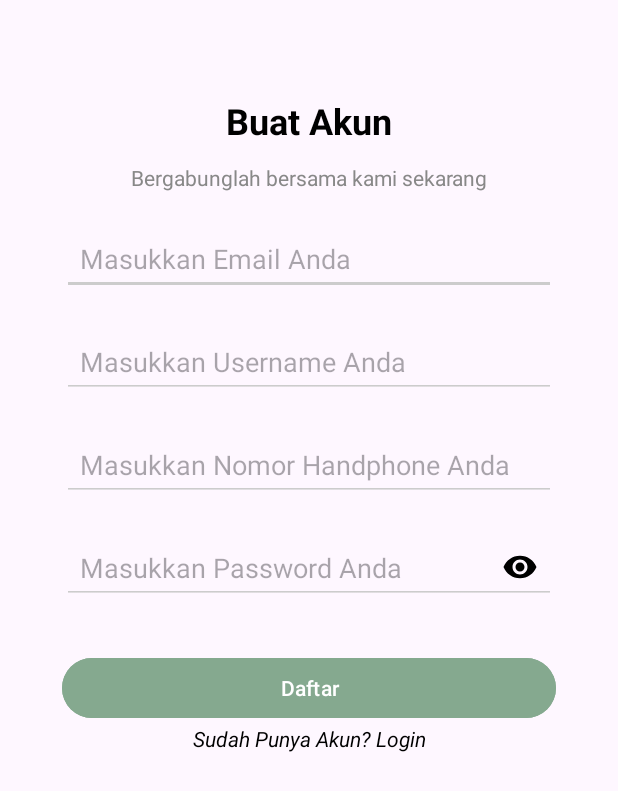
After one commit to Angga2k/AgroVision-MD, an Android app: the layout register.xml on its own in the app's theme, with its tools: preview values and no code run, on a phone screen of 412 x 824 dp. The commit adds this screen. Shown: the top 791 px of the screen. Run offline under Robolectric (Android 15) with nearby library versions, the phone set to English and light mode, and no system bars.

Commit message:
login register

```diff
--- /dev/null
+++ b/app/src/main/res/drawable/baseline_visibility_24.xml
@@ -0,0 +1,5 @@
+<vector xmlns:android="http://schemas.android.com/apk/res/android" android:height="24dp" android:tint="#000000" android:viewportHeight="24" android:viewportWidth="24" android:width="24dp">
+
+    <path android:fillColor="@android:color/white" android:pathData="M12,4.5C7,4.5 2.73,7.61 1,12c1.73,4.39 6,7.5 11,7.5s9.27,-3.11 11,-7.5c-1.73,-4.39 -6,-7.5 -11,-7.5zM12,17c-2.76,0 -5,-2.24 -5,-5s2.24,-5 5,-5 5,2.24 5,5 -2.24,5 -5,5zM12,9c-1.66,0 -3,1.34 -3,3s1.34,3 3,3 3,-1.34 3,-3 -1.34,-3 -3,-3z"/>
+
+</vector>
--- /dev/null
+++ b/app/src/main/res/drawable/google_button_rounded.xml
@@ -0,0 +1,5 @@
+<shape xmlns:android="http://schemas.android.com/apk/res/android">
+    <solid android:color="#FFFFFF" />
+    <stroke android:width="1dp" android:color="#BDBDBD" />
+    <corners android:radius="50dp" />
+</shape>
--- /dev/null
+++ b/app/src/main/res/layout/register.xml
@@ -0,0 +1,123 @@
+<?xml version="1.0" encoding="utf-8"?>
+<androidx.constraintlayout.widget.ConstraintLayout
+    xmlns:android="http://schemas.android.com/apk/res/android"
+    xmlns:tools="http://schemas.android.com/tools"
+    xmlns:app="http://schemas.android.com/apk/res-auto"
+    android:layout_width="match_parent"
+    android:layout_height="match_parent">
+
+    <!-- Title -->
+    <TextView
+        android:id="@+id/tvWelcome"
+        android:layout_width="wrap_content"
+        android:layout_height="wrap_content"
+        android:layout_marginTop="64dp"
+        android:text="Buat Akun"
+        android:textColor="#000000"
+        android:textSize="24sp"
+        android:textStyle="bold"
+        app:layout_constraintEnd_toEndOf="parent"
+        app:layout_constraintStart_toStartOf="parent"
+        app:layout_constraintTop_toTopOf="parent" />
+
+    <!-- Subtitle -->
+    <TextView
+        android:id="@+id/tvSubtitle"
+        android:layout_width="wrap_content"
+        android:layout_height="wrap_content"
+        android:layout_marginTop="12dp"
+        android:text="Bergabunglah bersama kami sekarang"
+        android:textColor="#888888"
+        app:layout_constraintStart_toStartOf="parent"
+        app:layout_constraintEnd_toEndOf="parent"
+        app:layout_constraintTop_toBottomOf="@id/tvWelcome" />
+
+    <!-- Email Input -->
+    <EditText
+        android:id="@+id/etEmail"
+        android:layout_width="0dp"
+        android:layout_height="wrap_content"
+        android:layout_marginTop="20dp"
+        android:backgroundTint="#CCCCCC"
+        android:hint="Masukkan Email Anda"
+        android:inputType="textEmailAddress"
+        android:padding="12dp"
+        app:layout_constraintEnd_toEndOf="parent"
+        app:layout_constraintStart_toStartOf="parent"
+        app:layout_constraintTop_toBottomOf="@id/tvSubtitle"
+        app:layout_constraintWidth_percent="0.8" />
+
+    <!-- Username Input -->
+    <EditText
+        android:id="@+id/username"
+        android:layout_width="0dp"
+        android:layout_height="wrap_content"
+        android:layout_marginTop="20dp"
+        android:backgroundTint="#CCCCCC"
+        android:hint="Masukkan Username Anda"
+        android:inputType="text"
+        android:padding="12dp"
+        app:layout_constraintEnd_toEndOf="parent"
+        app:layout_constraintStart_toStartOf="parent"
+        app:layout_constraintTop_toBottomOf="@id/etEmail"
+        app:layout_constraintWidth_percent="0.8" />
+
+    <!-- Phone Number Input -->
+    <EditText
+        android:id="@+id/phoneNumber"
+        android:layout_width="0dp"
+        android:layout_height="wrap_content"
+        android:layout_marginTop="20dp"
+        android:backgroundTint="#CCCCCC"
+        android:hint="Masukkan Nomor Handphone Anda"
+        android:inputType="phone"
+        android:padding="12dp"
+        app:layout_constraintEnd_toEndOf="parent"
+        app:layout_constraintStart_toStartOf="parent"
+        app:layout_constraintTop_toBottomOf="@id/username"
+        app:layout_constraintWidth_percent="0.8" />
+
+    <!-- Password Input -->
+    <EditText
+        android:id="@+id/etPassword"
+        android:layout_width="0dp"
+        android:layout_height="wrap_content"
+        android:layout_marginTop="20dp"
+        android:backgroundTint="#CCCCCC"
+        android:drawableEnd="@drawable/baseline_visibility_24"
+        android:hint="Masukkan Password Anda"
+        android:inputType="textPassword"
+        android:padding="12dp"
+        app:layout_constraintEnd_toEndOf="parent"
+        app:layout_constraintStart_toStartOf="parent"
+        app:layout_constraintTop_toBottomOf="@id/phoneNumber"
+        app:layout_constraintWidth_percent="0.8" />
+
+    <!-- Sign Up Button -->
+    <Button
+        android:id="@+id/btnLogin"
+        android:layout_width="0dp"
+        android:layout_height="wrap_content"
+        android:layout_marginTop="32dp"
+        android:backgroundTint="?attr/colorPrimary"
+        android:text="Daftar"
+        android:textColor="#FFFFFF"
+        app:layout_constraintEnd_toEndOf="parent"
+        app:layout_constraintStart_toStartOf="parent"
+        app:layout_constraintTop_toBottomOf="@id/etPassword"
+        app:layout_constraintWidth_percent="0.8" />
+
+    <!-- Login Prompt -->
+    <TextView
+        android:id="@+id/tvSignUp"
+        android:layout_width="wrap_content"
+        android:layout_height="wrap_content"
+        android:text="Sudah Punya Akun? Login"
+        android:textColor="#000000"
+        android:textStyle="italic"
+        app:layout_constraintStart_toStartOf="parent"
+        app:layout_constraintEnd_toEndOf="parent"
+        app:layout_constraintTop_toBottomOf="@id/btnLogin"
+        app:layout_constraintTop_margin="24dp" />
+
+</androidx.constraintlayout.widget.ConstraintLayout>
```
Also changed, not shown: app/src/main/res/layout/homepage.xml (+6 -4 lines), app/src/main/res/layout/login.xml (+142 -1 lines), app/src/main/res/drawable/google.png (added).
